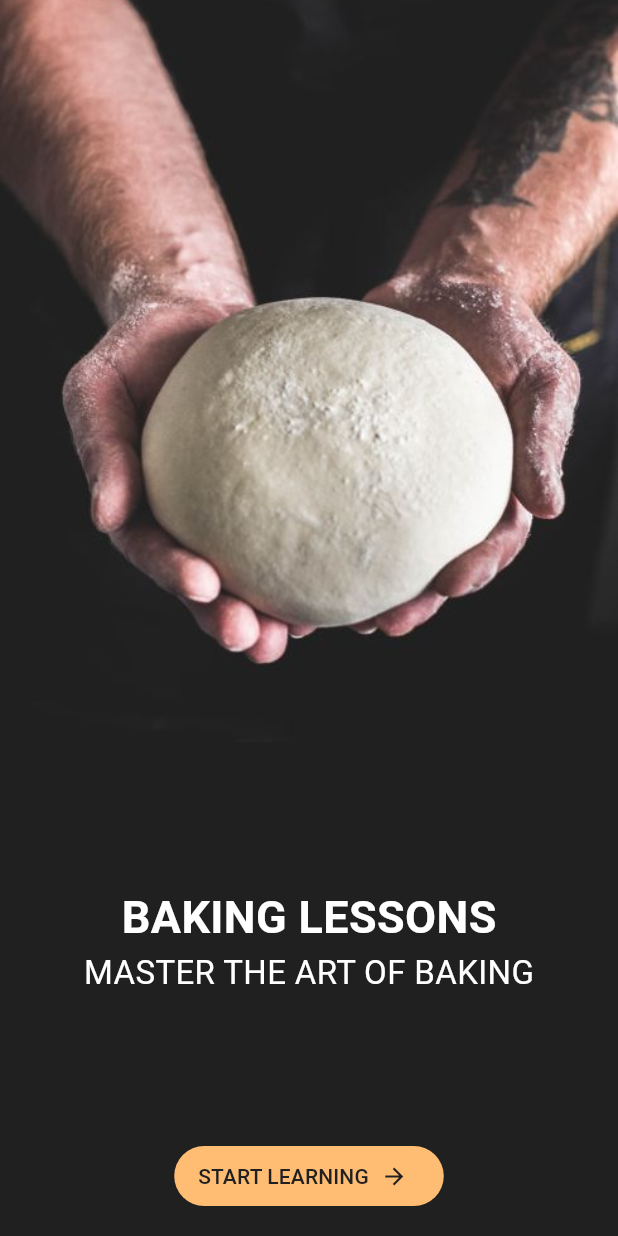
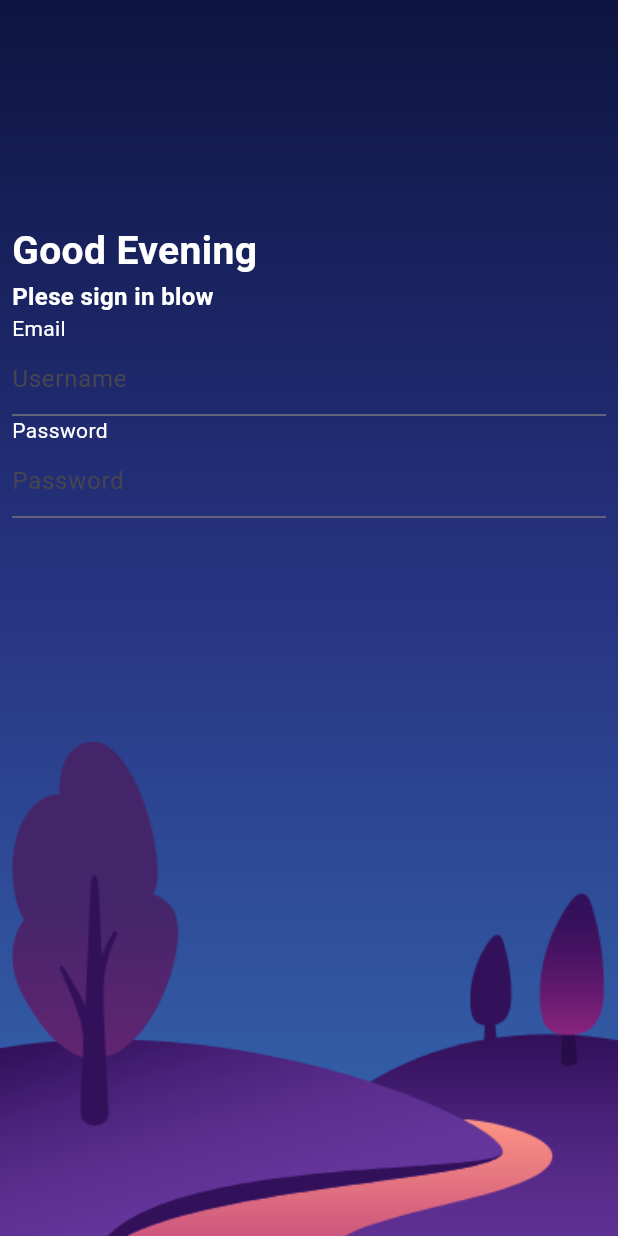
Before and after one commit to bxen/flutter_code, a Flutter app: the screen it shows after launch, on a phone screen of 412 x 824 dp. Run offline on Flutter 3.47's test engine with Material 3 defaults, Android fonts, the phone set to English and light mode, and no system bars; our stand-ins replace google_fonts.

Commit message:
Add dynamic login demo

```diff
--- a/lib/main.dart
+++ b/lib/main.dart
@@ -1,13 +1,8 @@
 import 'package:flutter/material.dart';
-import 'package:flutter_code/week06/baking_app.dart';
+import 'package:flutter_code/week06/login_dynamic.dart';
+
 // import 'package:flutter_code/week06/button_demo.dart';
 
-// import 'package:flutter_code/week05/design_app.dart';
-// import 'package:flutter_code/week05/guess_game.dart';
-// import 'package:flutter_code/week05/app_interface.dart';
-// import 'package:flutter_code/week05/summation_app.dart';
-// import 'package:flutter_code/week05/random_demo.dart';
-// import 'package:flutter_code/week05/design1_demo.dart';
 
 
 // void main(){
@@ -23,6 +18,6 @@ import 'package:flutter_code/week06/baking_app.dart';
 // }
 
 void main(){
-  runApp(MaterialApp(home:BakingApp(),
+  runApp(MaterialApp(home:LoginDynamic(),
   debugShowCheckedModeBanner: false,));
 }
--- /dev/null
+++ b/lib/week06/login_dynamic.dart
@@ -0,0 +1,102 @@
+import 'package:flutter/material.dart';
+
+class LoginDynamic extends StatefulWidget {
+  const LoginDynamic({super.key});
+
+  @override
+  State<LoginDynamic> createState() => _LoginDynamicState();
+}
+
+class _LoginDynamicState extends State<LoginDynamic> {
+  List<Color> darkBgColors = [
+    const Color(0xFF0D1441),
+    const Color(0xFF283584),
+    const Color(0xFF376AB2),
+  ];
+
+  List<Color> lightBgColors = [
+    const Color(0xFF8C2480),
+    const Color(0xFFCE587D),
+    const Color(0xFFFF9485),
+  ];
+
+  @override
+  Widget build(BuildContext context) {
+    Size size = MediaQuery.of(context).size; //จำคำนวณหน้าจอให้โดยอัตโนมัติ
+    DateTime now=DateTime.now();//คำนวณเวลาปัจจุบัน
+
+    return Scaffold(
+      body: Container(
+        // width: double.infinity,
+        // height: double.infinity,//ไม่ค่อยนิยมใช้
+        width: size.width,
+        height: size.height,
+        decoration: BoxDecoration(
+          gradient: LinearGradient(
+            colors: now.hour>18? lightBgColors: darkBgColors, //To use colors
+            begin: Alignment.topCenter,
+            end: Alignment.bottomCenter,
+          ),
+        ),
+        child: SafeArea(
+          child: Column(
+            crossAxisAlignment:
+                CrossAxisAlignment.stretch, //เพิ่มให้ขยายความกว้างของรูป
+            children: [
+              Expanded(
+                flex: 6,
+                child: Padding(
+                  padding: const EdgeInsets.all(8.0),
+                  child: Column(
+                    crossAxisAlignment: CrossAxisAlignment.stretch,
+                    children: [
+                      Spacer(),
+                      Text(
+                       now.hour >18 ? 'Good Morning' : 'Good Evening',
+                        style: TextStyle(
+                          color: Colors.white,
+                          fontWeight: FontWeight.bold,
+                          fontSize: 26,
+                        ),
+                      ),
+                      Text('Plese sign in blow',style: TextStyle(
+                          color: Colors.white,
+                          fontWeight: FontWeight.bold,
+                          fontSize: 16,),),
+                      Text('Email',style: TextStyle(
+                          color: Colors.white,
+                          ),),
+                      TextField(
+                        decoration: InputDecoration(
+                          // enabledBorder: InputBorder.none,//เอาขอบออก
+                          hintText: 'Username',
+                        ),
+                      ),
+                      Text('Password',style: TextStyle(
+                          color: Colors.white,
+                          )),
+                      TextField(
+                        decoration: InputDecoration(
+                          // enabledBorder: InputBorder.none,//เอาขอบออก
+                          hintText: 'Password',
+                        ),
+                      ),
+                       Spacer(),
+                    ],
+                  ),
+                ),
+              ),
+              Expanded(
+                flex: 4,
+                child: Image.asset(
+                  'assets/images/landscape.png',
+                  fit: BoxFit.fill,
+                ),
+              ),
+            ],
+          ),
+        ),
+      ),
+    );
+  }
+}
--- a/pubspec.yaml
+++ b/pubspec.yaml
@@ -60,7 +60,7 @@ flutter:
 
   # To add assets to your application, add an assets section, like this:
   assets:
-    - assets/images/baking.jpg
+    - assets/images/landscape.png
   #   - images/a_dot_ham.jpeg
 
   # An image asset can refer to one or more resolution-specific "variants", see
```
